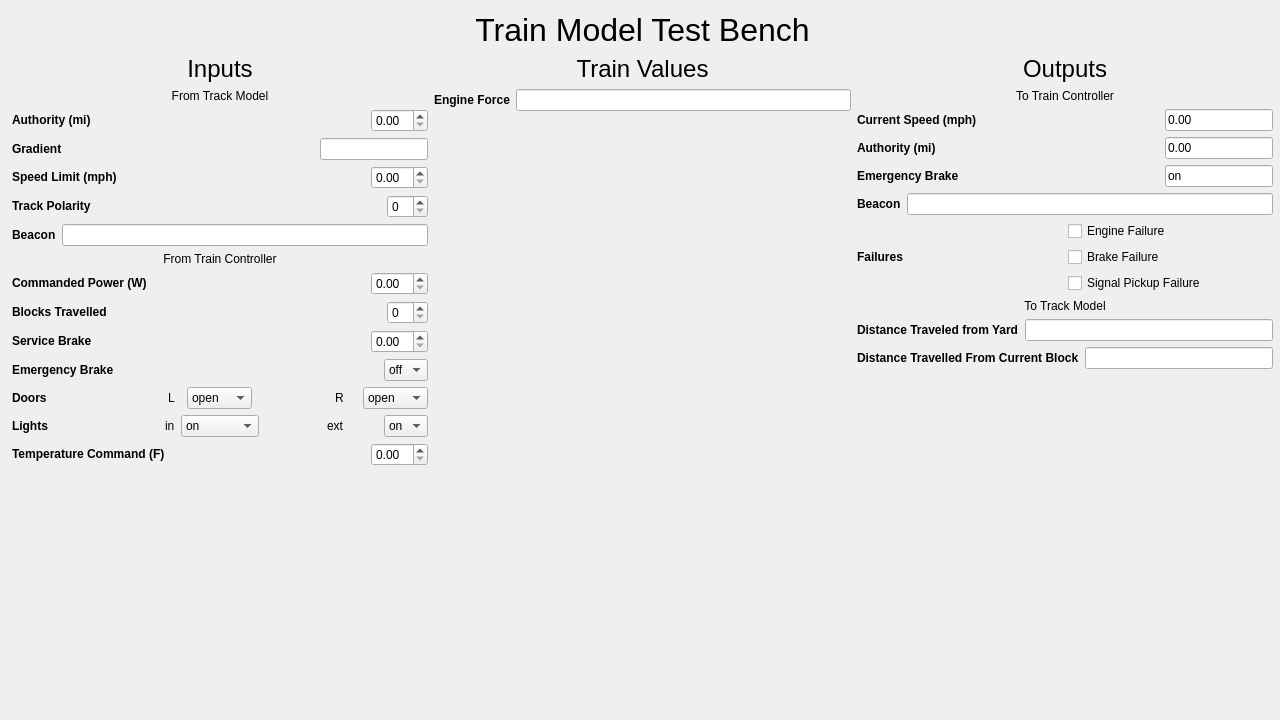
Before: the Qt Designer form Modules/Train_Model/Frontend/Train_Model_Test_Bench_UI.ui in keshavshankar08/ECE1140, drawn with Qt 5.
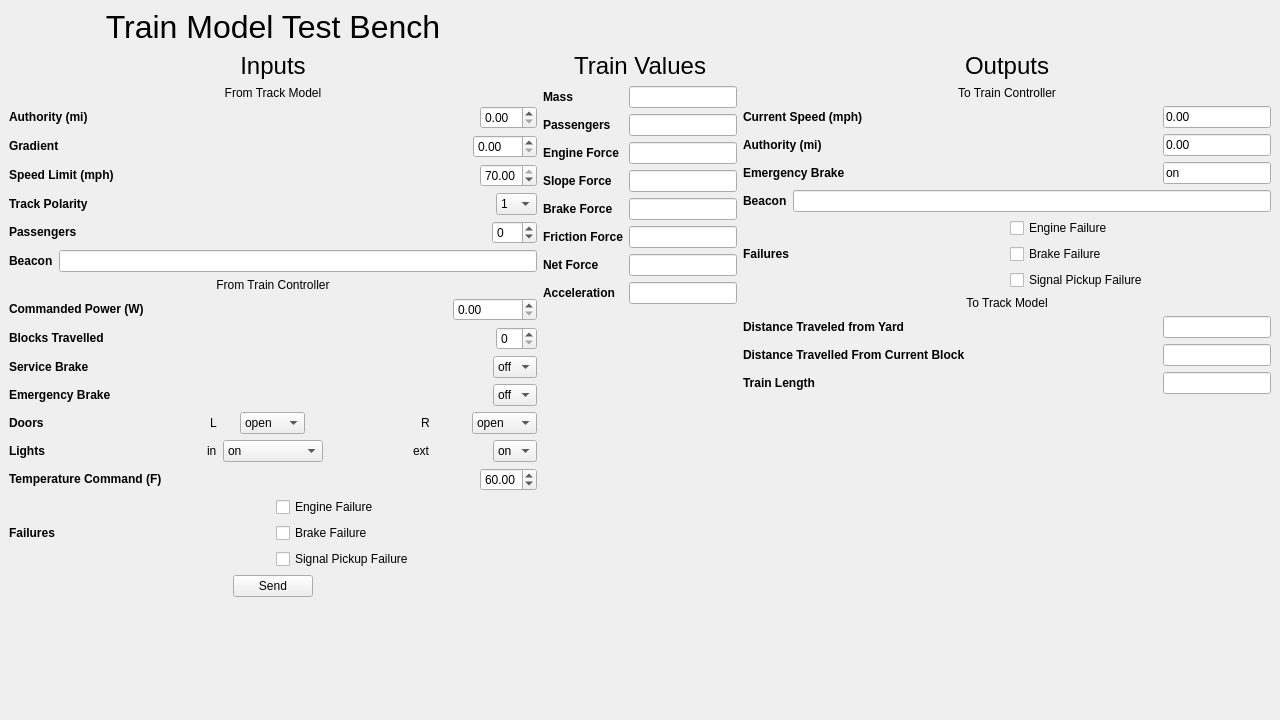
After: the same form once the commit is applied.

What changed in the file:
```diff
--- a/Modules/Train_Model/Frontend/Train_Model_Test_Bench_UI.ui
+++ b/Modules/Train_Model/Frontend/Train_Model_Test_Bench_UI.ui
@@ -28,26 +28,183 @@
    <property name="mouseTracking">
     <bool>false</bool>
    </property>
-   <widget class="QWidget" name="">
-    <property name="geometry">
-     <rect>
-      <x>12</x>
-      <y>12</y>
-      <width>1261</width>
-      <height>681</height>
-     </rect>
-    </property>
+   <layout class="QGridLayout" name="gridLayout">
+    <item row="1" column="1">
     <layout class="QVBoxLayout" name="verticalLayout_6">
      <item>
+       <widget class="QLabel" name="label_30">
+        <property name="text">
+         <string>&lt;html&gt;&lt;head/&gt;&lt;body&gt;&lt;p align=&quot;center&quot;&gt;&lt;span style=&quot; font-size:18pt;&quot;&gt;Train Values&lt;/span&gt;&lt;/p&gt;&lt;/body&gt;&lt;/html&gt;</string>
+        </property>
+       </widget>
+      </item>
+      <item>
+       <layout class="QHBoxLayout" name="horizontalLayout_25">
+        <item>
+         <widget class="QLabel" name="label_40">
+          <property name="text">
+           <string>&lt;html&gt;&lt;head/&gt;&lt;body&gt;&lt;p&gt;&lt;span style=&quot; font-weight:600;&quot;&gt;Mass&lt;/span&gt;&lt;/p&gt;&lt;/body&gt;&lt;/html&gt;</string>
+          </property>
+         </widget>
+        </item>
+        <item alignment="Qt::AlignRight">
+         <widget class="QLineEdit" name="tb_mass">
+          <property name="readOnly">
+           <bool>true</bool>
+          </property>
+         </widget>
+        </item>
+       </layout>
+      </item>
+      <item>
+       <layout class="QHBoxLayout" name="horizontalLayout_30">
+        <item>
+         <widget class="QLabel" name="label_42">
+          <property name="text">
+           <string>&lt;html&gt;&lt;head/&gt;&lt;body&gt;&lt;p&gt;&lt;span style=&quot; font-weight:600;&quot;&gt;Passengers&lt;/span&gt;&lt;/p&gt;&lt;/body&gt;&lt;/html&gt;</string>
+          </property>
+         </widget>
+        </item>
+        <item alignment="Qt::AlignRight">
+         <widget class="QLineEdit" name="tb_psgrDis">
+          <property name="readOnly">
+           <bool>true</bool>
+          </property>
+         </widget>
+        </item>
+       </layout>
+      </item>
+      <item>
+       <layout class="QHBoxLayout" name="horizontalLayout_20">
+        <item>
+         <widget class="QLabel" name="label_31">
+          <property name="text">
+           <string>&lt;html&gt;&lt;head/&gt;&lt;body&gt;&lt;p&gt;&lt;span style=&quot; font-weight:600;&quot;&gt;Engine Force&lt;/span&gt;&lt;/p&gt;&lt;/body&gt;&lt;/html&gt;</string>
+          </property>
+         </widget>
+        </item>
+        <item alignment="Qt::AlignRight">
+         <widget class="QLineEdit" name="engForceDisplay">
+          <property name="readOnly">
+           <bool>true</bool>
+          </property>
+         </widget>
+        </item>
+       </layout>
+      </item>
+      <item>
+       <layout class="QHBoxLayout" name="horizontalLayout_24">
+        <item>
+         <widget class="QLabel" name="label_35">
+          <property name="text">
+           <string>&lt;html&gt;&lt;head/&gt;&lt;body&gt;&lt;p&gt;&lt;span style=&quot; font-weight:600;&quot;&gt;Slope Force&lt;/span&gt;&lt;/p&gt;&lt;/body&gt;&lt;/html&gt;</string>
+          </property>
+         </widget>
+        </item>
+        <item alignment="Qt::AlignRight">
+         <widget class="QLineEdit" name="tb_slopeForceDisplay">
+          <property name="readOnly">
+           <bool>true</bool>
+          </property>
+         </widget>
+        </item>
+       </layout>
+      </item>
+      <item>
+       <layout class="QHBoxLayout" name="horizontalLayout_26">
+        <item>
+         <widget class="QLabel" name="label_37">
+          <property name="text">
+           <string>&lt;html&gt;&lt;head/&gt;&lt;body&gt;&lt;p&gt;&lt;span style=&quot; font-weight:600;&quot;&gt;Brake Force&lt;/span&gt;&lt;/p&gt;&lt;/body&gt;&lt;/html&gt;</string>
+          </property>
+         </widget>
+        </item>
+        <item alignment="Qt::AlignRight">
+         <widget class="QLineEdit" name="tb_brakeForce">
+          <property name="readOnly">
+           <bool>true</bool>
+          </property>
+         </widget>
+        </item>
+       </layout>
+      </item>
+      <item>
+       <layout class="QHBoxLayout" name="horizontalLayout_27">
+        <item>
+         <widget class="QLabel" name="label_38">
+          <property name="text">
+           <string>&lt;html&gt;&lt;head/&gt;&lt;body&gt;&lt;p&gt;&lt;span style=&quot; font-weight:600;&quot;&gt;Friction Force&lt;/span&gt;&lt;/p&gt;&lt;/body&gt;&lt;/html&gt;</string>
+          </property>
+         </widget>
+        </item>
+        <item alignment="Qt::AlignRight">
+         <widget class="QLineEdit" name="tb_fricForce">
+          <property name="readOnly">
+           <bool>true</bool>
+          </property>
+         </widget>
+        </item>
+       </layout>
+      </item>
+      <item>
+       <layout class="QHBoxLayout" name="horizontalLayout_28">
+        <item>
+         <widget class="QLabel" name="label_39">
+          <property name="text">
+           <string>&lt;html&gt;&lt;head/&gt;&lt;body&gt;&lt;p&gt;&lt;span style=&quot; font-weight:600;&quot;&gt;Net Force&lt;/span&gt;&lt;/p&gt;&lt;/body&gt;&lt;/html&gt;</string>
+          </property>
+         </widget>
+        </item>
+        <item alignment="Qt::AlignRight">
+         <widget class="QLineEdit" name="tb_netForce">
+          <property name="readOnly">
+           <bool>true</bool>
+          </property>
+         </widget>
+        </item>
+       </layout>
+      </item>
+      <item>
+       <layout class="QHBoxLayout" name="horizontalLayout_21">
+        <item>
+         <widget class="QLabel" name="label_36">
+          <property name="text">
+           <string>&lt;html&gt;&lt;head/&gt;&lt;body&gt;&lt;p&gt;&lt;span style=&quot; font-weight:600;&quot;&gt;Acceleration&lt;/span&gt;&lt;/p&gt;&lt;/body&gt;&lt;/html&gt;</string>
+          </property>
+         </widget>
+        </item>
+        <item alignment="Qt::AlignRight">
+         <widget class="QLineEdit" name="tb_accel">
+          <property name="readOnly">
+           <bool>true</bool>
+          </property>
+         </widget>
+        </item>
+       </layout>
+      </item>
+      <item>
+       <spacer name="verticalSpacer">
+        <property name="orientation">
+         <enum>Qt::Vertical</enum>
+        </property>
+        <property name="sizeHint" stdset="0">
+         <size>
+          <width>20</width>
+          <height>40</height>
+         </size>
+        </property>
+       </spacer>
+      </item>
+     </layout>
+    </item>
+    <item row="0" column="0">
       <widget class="QLabel" name="label_32">
        <property name="text">
         <string>&lt;html&gt;&lt;head/&gt;&lt;body&gt;&lt;p align=&quot;center&quot;&gt;&lt;span style=&quot; font-size:24pt;&quot;&gt;Train Model Test Bench&lt;/span&gt;&lt;/p&gt;&lt;/body&gt;&lt;/html&gt;</string>
        </property>
       </widget>
      </item>
-     <item>
-      <layout class="QHBoxLayout" name="horizontalLayout_21">
-       <item>
+    <item row="1" column="0">
         <layout class="QVBoxLayout" name="verticalLayout_2">
          <item>
           <widget class="QLabel" name="label_17">
@@ -89,7 +246,11 @@
               </widget>
              </item>
              <item alignment="Qt::AlignRight">
-              <widget class="QLineEdit" name="lineEdit_4"/>
+           <widget class="QDoubleSpinBox" name="tb_gradient">
+            <property name="maximum">
+             <double>100.000000000000000</double>
+            </property>
+           </widget>
              </item>
             </layout>
            </item>
@@ -103,7 +264,14 @@
               </widget>
              </item>
              <item alignment="Qt::AlignRight">
-              <widget class="QDoubleSpinBox" name="tb_speedLimitSelect"/>
+           <widget class="QDoubleSpinBox" name="tb_speedLimitSelect">
+            <property name="maximum">
+             <double>70.000000000000000</double>
+            </property>
+            <property name="value">
+             <double>70.000000000000000</double>
+            </property>
+           </widget>
              </item>
             </layout>
            </item>
@@ -116,8 +284,37 @@
                </property>
               </widget>
              </item>
+          <item alignment="Qt::AlignRight|Qt::AlignVCenter">
+           <widget class="QComboBox" name="tb_polarity">
+            <item>
+             <property name="text">
+              <string>1</string>
+             </property>
+            </item>
+            <item>
+             <property name="text">
+              <string>-1</string>
+             </property>
+            </item>
+           </widget>
+          </item>
+         </layout>
+        </item>
+        <item>
+         <layout class="QHBoxLayout" name="horizontalLayout_29">
+          <item>
+           <widget class="QLabel" name="label_41">
+            <property name="text">
+             <string>&lt;html&gt;&lt;head/&gt;&lt;body&gt;&lt;p&gt;&lt;span style=&quot; font-weight:600;&quot;&gt;Passengers&lt;/span&gt;&lt;/p&gt;&lt;/body&gt;&lt;/html&gt;</string>
+            </property>
+           </widget>
+          </item>
              <item alignment="Qt::AlignRight">
-              <widget class="QSpinBox" name="tb_trackPolarity"/>
+           <widget class="QSpinBox" name="tb_psgr">
+            <property name="minimum">
+             <number>-99</number>
+            </property>
+           </widget>
              </item>
             </layout>
            </item>
@@ -152,7 +349,11 @@
               </widget>
              </item>
              <item alignment="Qt::AlignRight">
-              <widget class="QDoubleSpinBox" name="velocitySelect"/>
+           <widget class="QDoubleSpinBox" name="tb_power">
+            <property name="maximum">
+             <double>120000.000000000000000</double>
+            </property>
+           </widget>
              </item>
             </layout>
            </item>
@@ -180,7 +381,18 @@
               </widget>
              </item>
              <item alignment="Qt::AlignRight">
-              <widget class="QDoubleSpinBox" name="tb_serviceBrake"/>
+           <widget class="QComboBox" name="tb_sBrakeToggle">
+            <item>
+             <property name="text">
+              <string>off</string>
+             </property>
+            </item>
+            <item>
+             <property name="text">
+              <string>on</string>
+             </property>
+            </item>
+           </widget>
              </item>
             </layout>
            </item>
@@ -325,10 +537,57 @@
               </widget>
              </item>
              <item alignment="Qt::AlignRight">
-              <widget class="QDoubleSpinBox" name="tb_temperatureSelect"/>
+           <widget class="QDoubleSpinBox" name="tb_temperatureSelect">
+            <property name="value">
+             <double>60.000000000000000</double>
+            </property>
+           </widget>
              </item>
             </layout>
            </item>
+        <item>
+         <layout class="QHBoxLayout" name="horizontalLayout_22">
+          <item>
+           <widget class="QLabel" name="label_33">
+            <property name="text">
+             <string>&lt;html&gt;&lt;head/&gt;&lt;body&gt;&lt;p&gt;&lt;span style=&quot; font-weight:600;&quot;&gt;Failures&lt;/span&gt;&lt;/p&gt;&lt;/body&gt;&lt;/html&gt;</string>
+            </property>
+           </widget>
+          </item>
+          <item>
+           <layout class="QVBoxLayout" name="verticalLayout_7">
+            <item>
+             <widget class="QCheckBox" name="tb_engFail">
+              <property name="text">
+               <string>Engine Failure</string>
+              </property>
+             </widget>
+            </item>
+            <item>
+             <widget class="QCheckBox" name="tb_brakeFail">
+              <property name="text">
+               <string>Brake Failure</string>
+              </property>
+             </widget>
+            </item>
+            <item>
+             <widget class="QCheckBox" name="tb_sigFail">
+              <property name="text">
+               <string>Signal Pickup Failure</string>
+              </property>
+             </widget>
+            </item>
+           </layout>
+          </item>
+         </layout>
+        </item>
+        <item alignment="Qt::AlignHCenter">
+         <widget class="QPushButton" name="send">
+          <property name="text">
+           <string>Send</string>
+          </property>
+         </widget>
+        </item>
            <item>
             <spacer name="verticalSpacer_2">
              <property name="orientation">
@@ -346,45 +605,7 @@
          </item>
         </layout>
        </item>
-       <item>
-        <layout class="QGridLayout" name="gridLayout">
-         <item row="4" column="0">
-          <spacer name="verticalSpacer">
-           <property name="orientation">
-            <enum>Qt::Vertical</enum>
-           </property>
-           <property name="sizeHint" stdset="0">
-            <size>
-             <width>20</width>
-             <height>40</height>
-            </size>
-           </property>
-          </spacer>
-         </item>
-         <item row="0" column="0">
-          <widget class="QLabel" name="label_30">
-           <property name="text">
-            <string>&lt;html&gt;&lt;head/&gt;&lt;body&gt;&lt;p align=&quot;center&quot;&gt;&lt;span style=&quot; font-size:18pt;&quot;&gt;Train Values&lt;/span&gt;&lt;/p&gt;&lt;/body&gt;&lt;/html&gt;</string>
-           </property>
-          </widget>
-         </item>
-         <item row="3" column="0">
-          <layout class="QHBoxLayout" name="horizontalLayout_20">
-           <item>
-            <widget class="QLabel" name="label_31">
-             <property name="text">
-              <string>&lt;html&gt;&lt;head/&gt;&lt;body&gt;&lt;p&gt;&lt;span style=&quot; font-weight:600;&quot;&gt;Engine Force&lt;/span&gt;&lt;/p&gt;&lt;/body&gt;&lt;/html&gt;</string>
-             </property>
-            </widget>
-           </item>
-           <item>
-            <widget class="QLineEdit" name="lineEdit_3"/>
-           </item>
-          </layout>
-         </item>
-        </layout>
-       </item>
-       <item>
+    <item row="1" column="2">
         <layout class="QVBoxLayout" name="verticalLayout_4">
          <item>
           <widget class="QLabel" name="label_23">
@@ -535,8 +756,12 @@
                </property>
               </widget>
              </item>
-             <item>
-              <widget class="QLineEdit" name="lineEdit"/>
+          <item alignment="Qt::AlignRight">
+           <widget class="QLineEdit" name="tb_DFY">
+            <property name="readOnly">
+             <bool>true</bool>
+            </property>
+           </widget>
              </item>
             </layout>
            </item>
@@ -551,8 +776,30 @@
              </property>
             </widget>
            </item>
+        <item alignment="Qt::AlignRight">
+         <widget class="QLineEdit" name="tb_DFBS">
+          <property name="readOnly">
+           <bool>true</bool>
+          </property>
+         </widget>
+        </item>
+       </layout>
+      </item>
            <item>
-            <widget class="QLineEdit" name="lineEdit_2"/>
+       <layout class="QHBoxLayout" name="horizontalLayout_23">
+        <item>
+         <widget class="QLabel" name="label_34">
+          <property name="text">
+           <string>&lt;html&gt;&lt;head/&gt;&lt;body&gt;&lt;p&gt;&lt;span style=&quot; font-weight:600;&quot;&gt;Train Length&lt;/span&gt;&lt;/p&gt;&lt;/body&gt;&lt;/html&gt;</string>
+          </property>
+         </widget>
+        </item>
+        <item alignment="Qt::AlignRight">
+         <widget class="QLineEdit" name="tb_lenDisplay">
+          <property name="readOnly">
+           <bool>true</bool>
+          </property>
+         </widget>
            </item>
           </layout>
          </item>
@@ -572,9 +819,6 @@
         </layout>
        </item>
       </layout>
-     </item>
-    </layout>
-   </widget>
   </widget>
  </widget>
  <resources/>
```
Left out of the diff: 9 changed lines with no effect on the pictures. Lines whose indentation alone changed are shown as unchanged.
